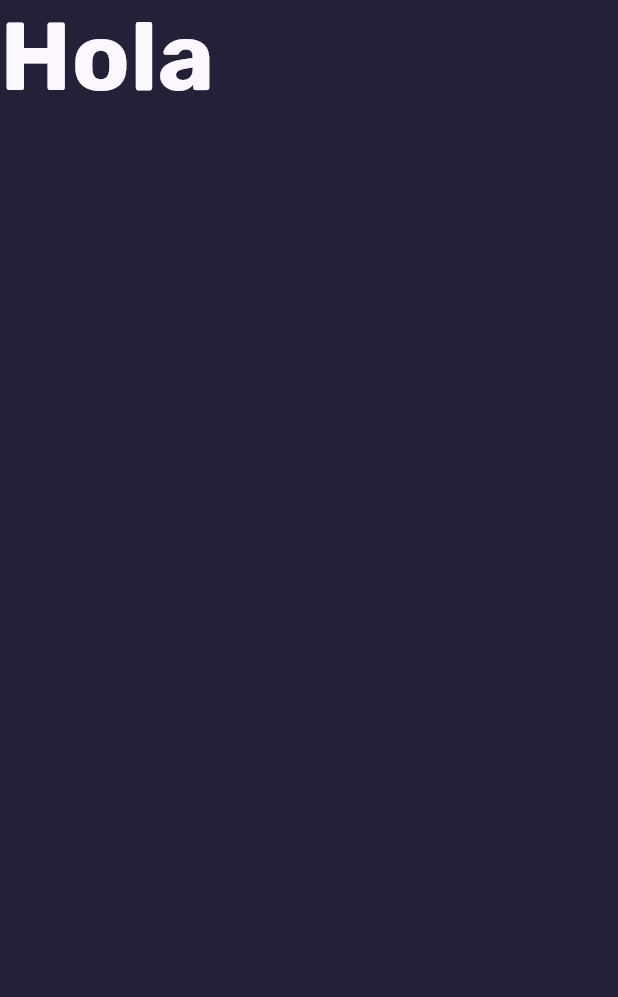
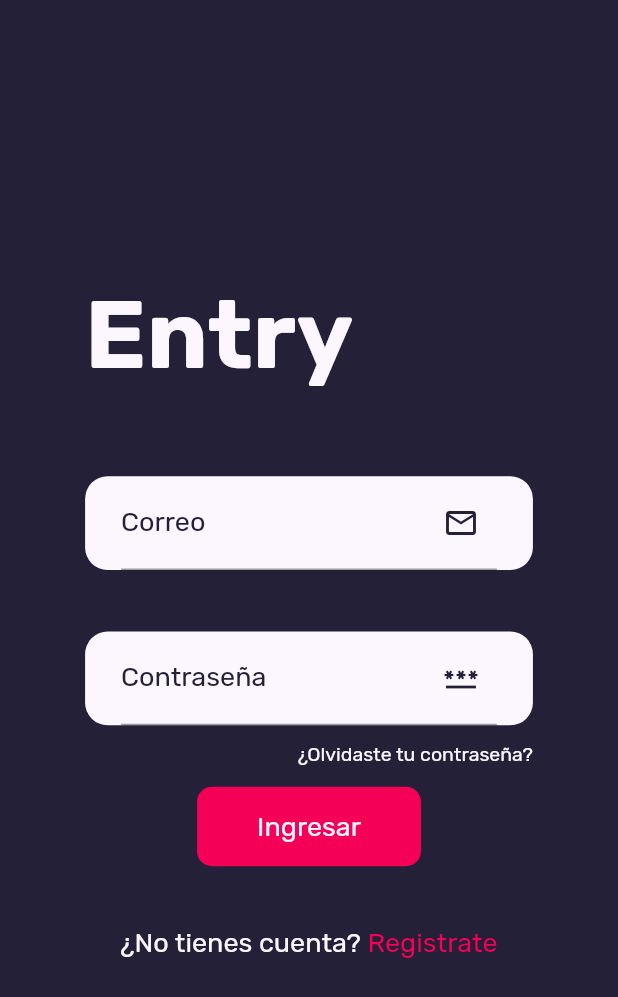
Before and after one commit to Trempo/entry, a Flutter app: the screen it shows after launch, on a phone screen of 412 x 824 dp. Shown: the top 997 px of the screen. Run offline on Flutter 3.47's test engine with Material 2 defaults, Android fonts, the phone set to English and light mode, and no system bars; our stand-ins replace firebase_core; accounts and stored records are empty.

Commit message:
view de login

```diff
--- a/entry/lib/screens/authentication/authentication.dart
+++ b/entry/lib/screens/authentication/authentication.dart
@@ -9,6 +9,9 @@ class Authentication extends StatefulWidget {
 }
 
 class _AuthenticationState extends State<Authentication> {
+  final TextEditingController _emailField = TextEditingController();
+  final TextEditingController _passwordField = TextEditingController();
+
   @override
   Widget build(BuildContext context) {
     return Scaffold(
@@ -18,11 +21,95 @@ class _AuthenticationState extends State<Authentication> {
           decoration: BoxDecoration(
             color: darkPurple,
           ),
-        child: Text(
-          'Hola',
-          style: tituloEntryLoginRegister,
+          child: Column(
+            mainAxisAlignment: MainAxisAlignment.center,
+            children: [
+              Container(
+                margin: const EdgeInsets.fromLTRB(0, 0, 0, 56),
+                width: MediaQuery.of(context).size.width / 1.38,
+                child: Text('Entry', style: tituloEntryLoginRegister),
+              ),
+              Container(
+                width: MediaQuery.of(context).size.width / 1.38,
+                margin: const EdgeInsets.fromLTRB(0, 0, 0, 41),
+                padding: EdgeInsets.fromLTRB(24, 0, 24, 0),
+                decoration: BoxDecoration(
+                  color: magnolia,
+                  borderRadius: BorderRadius.circular(15),
+                ),
+                child: TextFormField(
+                  style: rubik18darkPurple,
+                  controller: _emailField,
+                  decoration: InputDecoration(
+                      labelText: 'Correo',
+                      labelStyle: rubik18darkPurple,
+                      suffixIcon: Icon(
+                        Icons.email_outlined,
+                        color: darkPurple,
+                      )),
                 ),
               ),
+              Container(
+                width: MediaQuery.of(context).size.width / 1.38,
+                margin: EdgeInsets.fromLTRB(0, 0, 0, 12),
+                padding: EdgeInsets.fromLTRB(24, 0, 24, 0),
+                decoration: BoxDecoration(
+                  color: magnolia,
+                  borderRadius: BorderRadius.circular(15),
+                ),
+                child: TextFormField(
+                  style: rubik18darkPurple,
+                  controller: _passwordField,
+                  obscureText: true,
+                  decoration: InputDecoration(
+                      labelText: 'Contraseña',
+                      labelStyle: rubik18darkPurple,
+                      suffixIcon: Icon(
+                        Icons.password_outlined,
+                        color: darkPurple,
+                      )),
+                ),
+              ),
+              Container(
+                width: MediaQuery.of(context).size.width / 1.38,
+                child: Row(
+                  mainAxisAlignment: MainAxisAlignment.end,
+                  children: [
+                    Text(
+                      '¿Olvidaste tu contraseña?',
+                      style: rubik13magnolia,
+                    )
+                  ],
+                ),
+              ),
+              Container(
+                  margin: EdgeInsets.fromLTRB(0, 14, 0, 40),
+                  padding: EdgeInsets.fromLTRB(0, 16, 0, 16),
+                  width: MediaQuery.of(context).size.width / 2.76,
+                  decoration: BoxDecoration(
+                    color: amaranth,
+                    borderRadius: BorderRadius.circular(10),
+                  ),
+                  child: Column(
+                    crossAxisAlignment: CrossAxisAlignment.center,
+                    children: [
+                      Text(
+                        'Ingresar',
+                        style: rubik18magnolia,
+                      ),
+                    ],
+                  )),
+              Container(
+                child: RichText(
+                    text: TextSpan(style: rubik18magnolia, children: [
+                  const TextSpan(
+                    text: '¿No tienes cuenta? ',
+                  ),
+                  TextSpan(text: 'Registrate', style: rubik18amaranth),
+                ])),
+              ),
+            ],
+          )),
     );
   }
 }
--- a/entry/lib/styles.dart
+++ b/entry/lib/styles.dart
@@ -14,3 +14,31 @@ TextStyle tituloEntryLoginRegister = TextStyle(
   fontSize: 64,
   color: magnolia,
 );
+
+TextStyle rubik18darkPurple = TextStyle(
+  fontFamily: Rubik,
+  fontWeight: FontWeight.w400,
+  fontSize: 18,
+  color: darkPurple,
+);
+
+TextStyle rubik18magnolia = TextStyle(
+  fontFamily: Rubik,
+  fontWeight: FontWeight.w400,
+  fontSize: 18,
+  color: magnolia,
+);
+
+TextStyle rubik18amaranth = TextStyle(
+  fontFamily: Rubik,
+  fontWeight: FontWeight.w400,
+  fontSize: 18,
+  color: amaranth,
+);
+
+TextStyle rubik13magnolia = TextStyle(
+  fontFamily: Rubik,
+  fontWeight: FontWeight.w400,
+  fontSize: 13,
+  color: magnolia,
+);
```
Also changed, not shown: 1 other file. Lines whose indentation alone changed are shown as unchanged.
